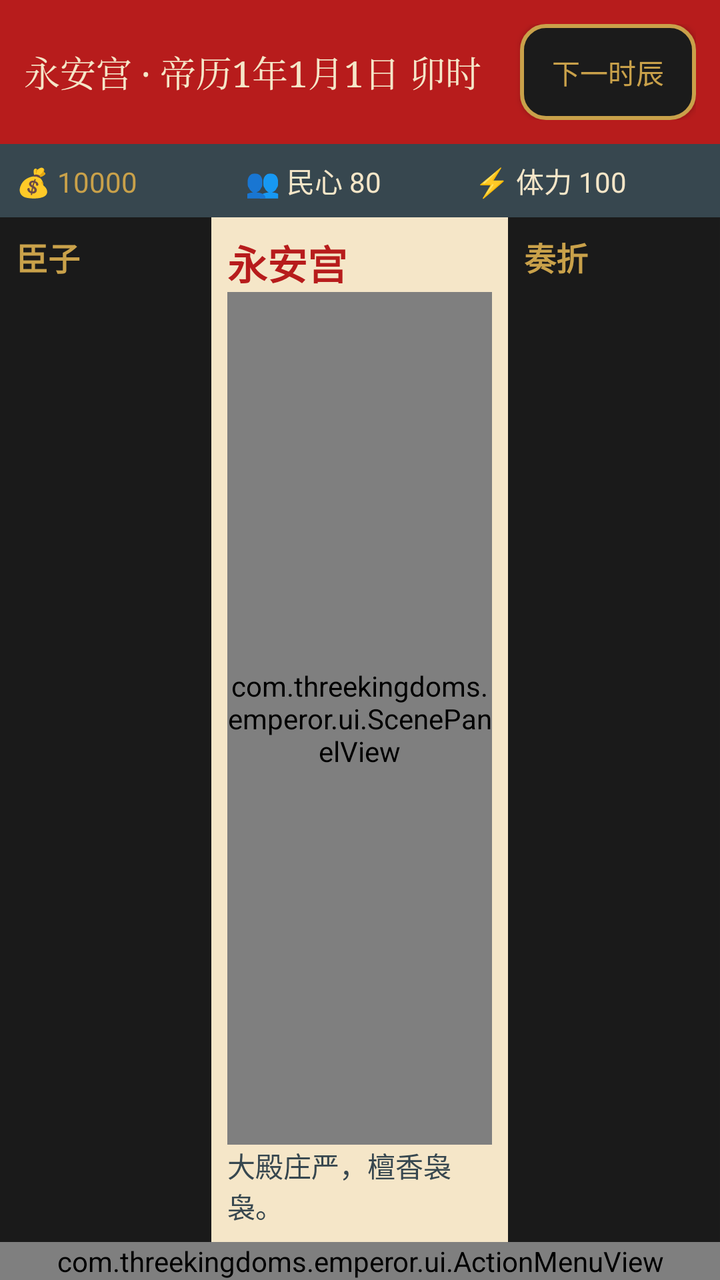
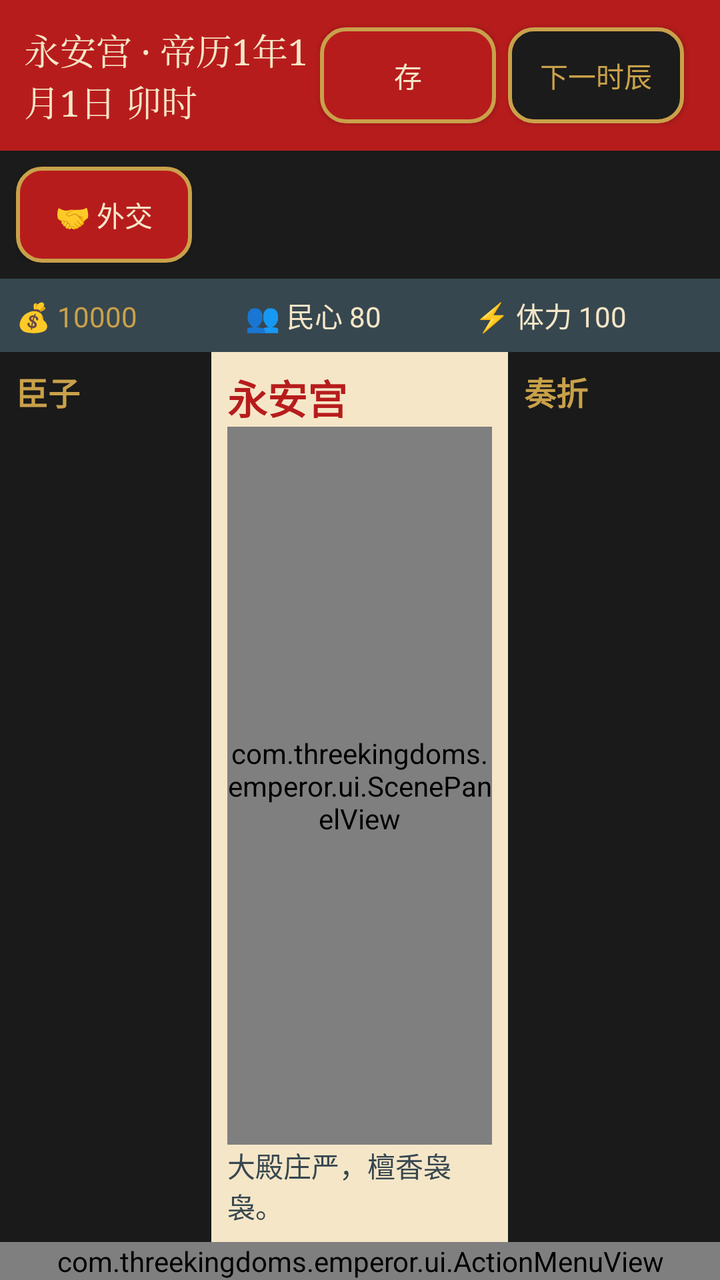

Before-and-after screenshots of an Android layout around one commit, followed by the original layout XML and the change that was made.
<!-- AndroidManifest.xml: application theme Theme.ThreeKingdoms -->
<!-- res/layout/activity_game.xml -->
<?xml version="1.0" encoding="utf-8"?>
<LinearLayout xmlns:android="http://schemas.android.com/apk/res/android"
    android:layout_width="match_parent"
    android:layout_height="match_parent"
    android:orientation="vertical"
    android:background="@color/ink_black">

    
    <LinearLayout
        android:id="@+id/topBar"
        android:layout_width="match_parent"
        android:layout_height="wrap_content"
        android:orientation="horizontal"
        android:background="@color/ink_red"
        android:padding="12dp"
        android:gravity="center_vertical">

        <TextView
            android:id="@+id/tvTitle"
            android:layout_width="0dp"
            android:layout_height="wrap_content"
            android:layout_weight="1"
            android:text="永安宫 · 帝历1年1月1日 卯时"
            android:textColor="@color/silk_bg"
            android:textSize="18sp"
            android:fontFamily="serif" />

        <Button
            android:id="@+id/btnNextHour"
            android:layout_width="wrap_content"
            android:layout_height="wrap_content"
            android:text="@string/next_hour"
            android:textColor="@color/ink_gold"
            android:textSize="14sp"
            android:background="@drawable/btn_round_gold" />
    </LinearLayout>

    
    <LinearLayout
        android:id="@+id/resourceBar"
        android:layout_width="match_parent"
        android:layout_height="wrap_content"
        android:orientation="horizontal"
        android:background="@color/ink_cyan"
        android:padding="8dp">

        <TextView
            android:id="@+id/tvGold"
            android:layout_width="0dp"
            android:layout_height="wrap_content"
            android:layout_weight="1"
            android:text="💰 10000"
            android:textColor="@color/ink_gold"
            android:textSize="14sp" />

        <TextView
            android:id="@+id/tvMorale"
            android:layout_width="0dp"
            android:layout_height="wrap_content"
            android:layout_weight="1"
            android:text="👥 民心 80"
            android:textColor="@color/silk_bg"
            android:textSize="14sp" />

        <TextView
            android:id="@+id/tvStamina"
            android:layout_width="0dp"
            android:layout_height="wrap_content"
            android:layout_weight="1"
            android:text="⚡ 体力 100"
            android:textColor="@color/silk_bg"
            android:textSize="14sp" />
    </LinearLayout>

    
    <LinearLayout
        android:layout_width="match_parent"
        android:layout_height="0dp"
        android:layout_weight="1"
        android:orientation="horizontal">

        
        <LinearLayout
            android:id="@+id/leftPanel"
            android:layout_width="0dp"
            android:layout_height="match_parent"
            android:layout_weight="1"
            android:orientation="vertical"
            android:background="@color/panel_bg"
            android:padding="8dp">

            <TextView
                android:layout_width="wrap_content"
                android:layout_height="wrap_content"
                android:text="臣子"
                android:textColor="@color/ink_gold"
                android:textSize="16sp"
                android:textStyle="bold" />

            <androidx.recyclerview.widget.RecyclerView
                android:id="@+id/rvMinisters"
                android:layout_width="match_parent"
                android:layout_height="0dp"
                android:layout_weight="1" />
        </LinearLayout>

        
        <LinearLayout
            android:id="@+id/centerPanel"
            android:layout_width="0dp"
            android:layout_height="match_parent"
            android:layout_weight="1.4"
            android:orientation="vertical"
            android:background="@color/silk_bg"
            android:padding="8dp">

            <TextView
                android:id="@+id/tvSceneTitle"
                android:layout_width="wrap_content"
                android:layout_height="wrap_content"
                android:text="永安宫"
                android:textColor="@color/ink_red"
                android:textSize="20sp"
                android:textStyle="bold" />

            <com.threekingdoms.emperor.ui.ScenePanelView
                android:id="@+id/sceneView"
                android:layout_width="match_parent"
                android:layout_height="0dp"
                android:layout_weight="1" />

            <TextView
                android:id="@+id/tvSceneDesc"
                android:layout_width="match_parent"
                android:layout_height="wrap_content"
                android:text="大殿庄严，檀香袅袅。"
                android:textColor="@color/ink_cyan"
                android:textSize="14sp" />
        </LinearLayout>

        
        <LinearLayout
            android:id="@+id/rightPanel"
            android:layout_width="0dp"
            android:layout_height="match_parent"
            android:layout_weight="1"
            android:orientation="vertical"
            android:background="@color/panel_bg"
            android:padding="8dp">

            <TextView
                android:layout_width="wrap_content"
                android:layout_height="wrap_content"
                android:text="奏折"
                android:textColor="@color/ink_gold"
                android:textSize="16sp"
                android:textStyle="bold" />

            <androidx.recyclerview.widget.RecyclerView
                android:id="@+id/rvMemorials"
                android:layout_width="match_parent"
                android:layout_height="0dp"
                android:layout_weight="1" />
        </LinearLayout>
    </LinearLayout>

    
    <com.threekingdoms.emperor.ui.ActionMenuView
        android:id="@+id/actionMenu"
        android:layout_width="match_parent"
        android:layout_height="wrap_content" />

</LinearLayout>
<!-- resources referenced by this layout -->
<resources>
  <color name="ink_black">#1B1B1B</color>
  <color name="ink_cyan">#37474F</color>
  <color name="ink_gold">#C9A14A</color>
  <color name="ink_red">#B71C1C</color>
  <color name="panel_bg">#CC1B1B1B</color>
  <color name="silk_bg">#F5E6C8</color>
  <!-- drawable btn_round_gold (drawable) -->
  <?xml version="1.0" encoding="utf-8"?>
  <shape xmlns:android="http://schemas.android.com/apk/res/android"
      android:shape="rectangle">
      <solid android:color="@color/ink_black" />
      <stroke android:width="2dp" android:color="@color/ink_gold" />
      <corners android:radius="12dp" />
  </shape>
  <string name="next_hour">下一时辰</string>
  <style name="Theme.ThreeKingdoms" parent="Theme.MaterialComponents.DayNight.NoActionBar">
          <item name="colorPrimary">@color/primary</item>
          <item name="colorPrimaryDark">@color/primary_dark</item>
          <item name="colorAccent">@color/accent</item>
          <item name="android:windowBackground">@color/ink_black</item>
      </style>
  <color name="primary">#B71C1C</color>
  <color name="primary_dark">#1B1B1B</color>
  <color name="accent">#C9A14A</color>
</resources>

<!-- the commit's change to res/layout/activity_game.xml (unified diff, before → after) -->
@@ -26,13 +26,41 @@
             android:fontFamily="serif" />
 
         <Button
+            android:id="@+id/btnSave"
+            android:layout_width="wrap_content"
+            android:layout_height="wrap_content"
+            android:layout_marginEnd="6dp"
+            android:text="存"
+            android:textColor="@color/silk_bg"
+            android:textSize="14sp"
+            android:background="@drawable/btn_round_red" />
+
+        <Button
             android:id="@+id/btnNextHour"
             android:layout_width="wrap_content"
             android:layout_height="wrap_content"
+            android:layout_marginEnd="6dp"
             android:text="@string/next_hour"
             android:textColor="@color/ink_gold"
             android:textSize="14sp"
             android:background="@drawable/btn_round_gold" />
+    </LinearLayout>
+
+    
+    <LinearLayout
+        android:layout_width="match_parent"
+        android:layout_height="wrap_content"
+        android:orientation="horizontal"
+        android:padding="8dp">
+
+        <Button
+            android:id="@+id/btnDiplomacy"
+            android:layout_width="wrap_content"
+            android:layout_height="wrap_content"
+            android:text="🤝 外交"
+            android:textColor="@color/silk_bg"
+            android:textSize="14sp"
+            android:background="@drawable/btn_round_red" />
     </LinearLayout>
 
     
<!-- resource entries referenced after the edit -->
@@ -14,6 +14,14 @@
       <stroke android:width="2dp" android:color="@color/ink_gold" />
       <corners android:radius="12dp" />
   </shape>
+  <!-- drawable btn_round_red (drawable) -->
+  <?xml version="1.0" encoding="utf-8"?>
+  <shape xmlns:android="http://schemas.android.com/apk/res/android"
+      android:shape="rectangle">
+      <solid android:color="@color/ink_red" />
+      <stroke android:width="2dp" android:color="@color/ink_gold" />
+      <corners android:radius="12dp" />
+  </shape>
   <string name="next_hour">下一时辰</string>
   <style name="Theme.ThreeKingdoms" parent="Theme.MaterialComponents.DayNight.NoActionBar">
           <item name="colorPrimary">@color/primary</item>
